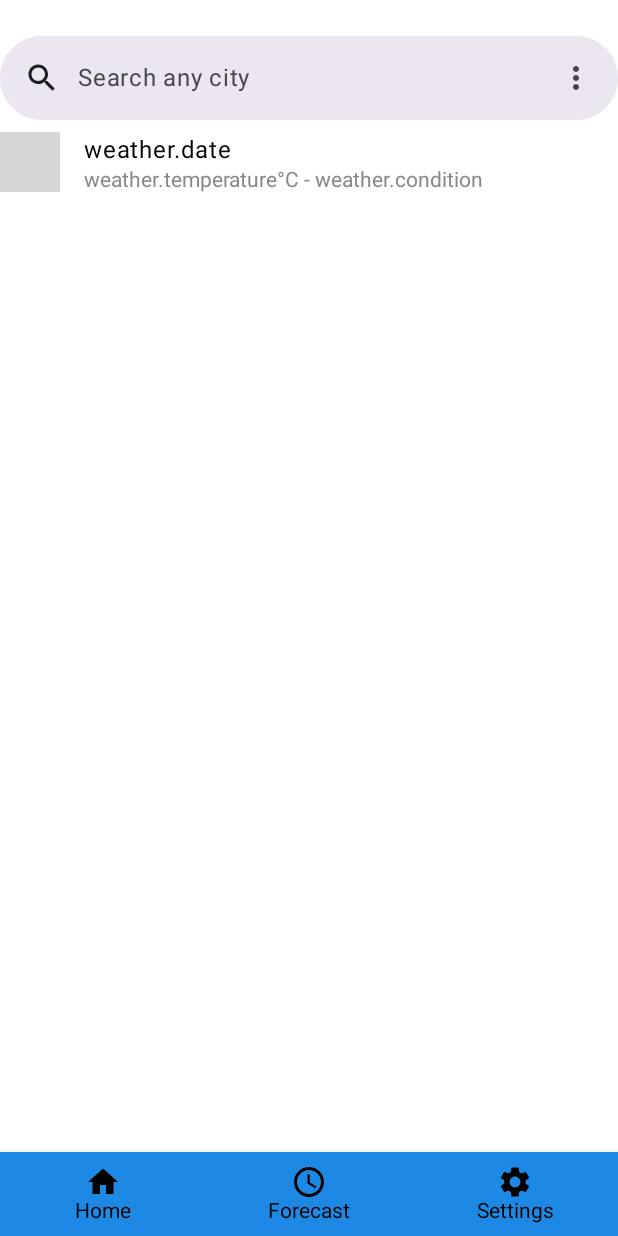
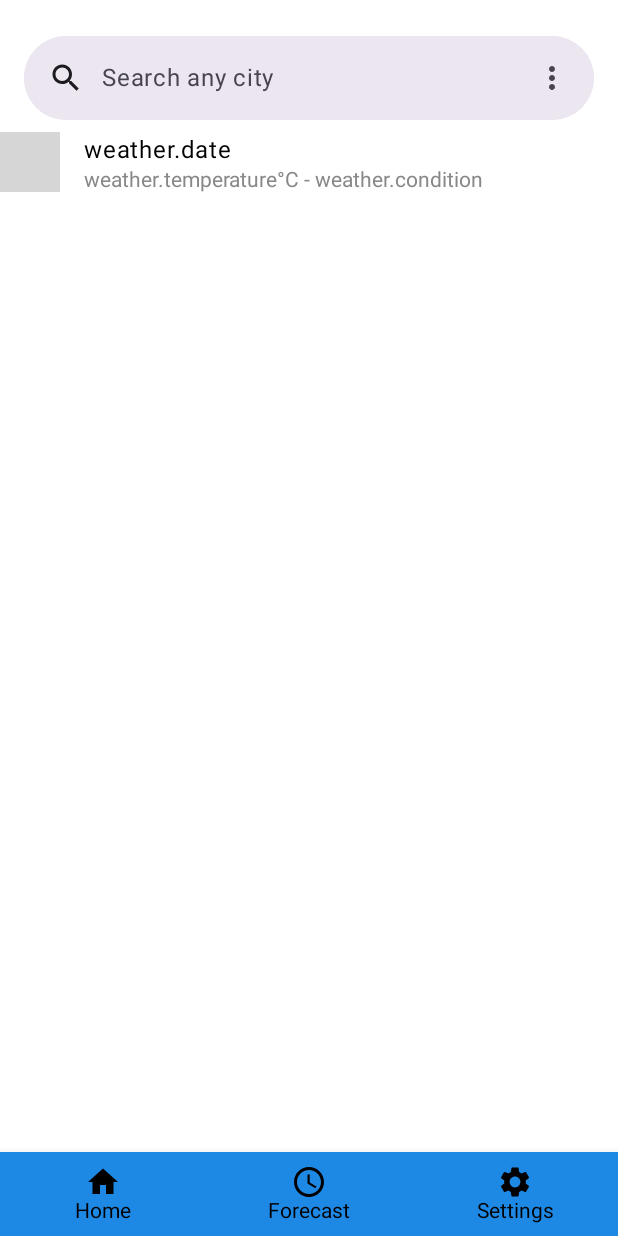
Before and after one commit to julianertle/WeatherApp, an Android app built with Jetpack Compose: the screen it shows after launch (MainActivity), item 2 of the bottom bar chosen, on a phone screen of 412 x 824 dp. Run offline under Robolectric (Android 15) with nearby library versions, the phone set to English and light mode, and no system bars; pictures from the network do not load; grey boxes are pictures that could not be loaded.

Commit message:
better searchbar visuals

```diff
--- a/app/src/main/java/com/example/jetpackcompose/ui/CurrentWeatherView.kt
+++ b/app/src/main/java/com/example/jetpackcompose/ui/CurrentWeatherView.kt
@@ -20,7 +20,14 @@ import java.util.*
 @Composable
 fun CurrentWeatherView(currentWeather: WeatherData?, iconUrl: String?) {
 
-    SearchBarSample()
+    Box(
+        modifier = Modifier
+            .fillMaxWidth()
+            .padding(horizontal = 16.dp) // Same padding as the lower part
+    ) {
+        SearchBarSample()
+    }
+
 
     currentWeather?.let {
 
--- a/app/src/main/java/com/example/jetpackcompose/ui/ForecastWeatherView.kt
+++ b/app/src/main/java/com/example/jetpackcompose/ui/ForecastWeatherView.kt
@@ -15,7 +15,14 @@ import coil.compose.rememberAsyncImagePainter
 
 @Composable
 fun ForecastWeatherView() {
-    SearchBarSample()
+
+    Box(
+        modifier = Modifier
+            .fillMaxWidth()
+            .padding(horizontal = 16.dp) // Same padding as the lower part
+    ) {
+        SearchBarSample()
+    }
 
     Row(
         modifier = Modifier
--- a/app/src/main/java/com/example/jetpackcompose/ui/SearchBar.kt
+++ b/app/src/main/java/com/example/jetpackcompose/ui/SearchBar.kt
@@ -1,6 +1,8 @@
+import androidx.compose.foundation.background
 import androidx.compose.foundation.clickable
 import androidx.compose.foundation.layout.*
 import androidx.compose.foundation.lazy.LazyColumn
+import androidx.compose.foundation.shape.RoundedCornerShape
 import androidx.compose.foundation.text.input.clearText
 import androidx.compose.foundation.text.input.rememberTextFieldState
 import androidx.compose.foundation.text.input.setTextAndPlaceCursorAtEnd
@@ -45,6 +47,7 @@ fun SearchBarSample(weatherViewModel: WeatherViewModel = viewModel()) {
             .fillMaxWidth()
             .heightIn(max = 200.dp)
             .semantics { isTraversalGroup = true }
+
     ) {
         Column(
             modifier = Modifier
@@ -66,11 +69,9 @@ fun SearchBarSample(weatherViewModel: WeatherViewModel = viewModel()) {
                             if(query.isNotEmpty()){
                                 recentSearches = (listOf(query) + recentSearches).distinct().take(5)
                             }
-
-                            // Close the dropdown after a search
-                            expanded = false
                             focusManager.clearFocus() // Ensure the text input loses focus
                             textFieldState.clearText()
+                            expanded = false
                         },
                         expanded = expanded,
                         onExpandedChange = {
@@ -93,6 +94,7 @@ fun SearchBarSample(weatherViewModel: WeatherViewModel = viewModel()) {
                         modifier = Modifier
                             .fillMaxWidth()
                             .heightIn(max = 300.dp)
+                            .padding(8.dp) // Optional: Add padding to the dropdown
                     ) {
                         // Display recent searches
                         items(recentSearches.size) { idx ->
@@ -119,7 +121,6 @@ fun SearchBarSample(weatherViewModel: WeatherViewModel = viewModel()) {
                             )
                         }
                     }
-
                 }
             }
         }
```
